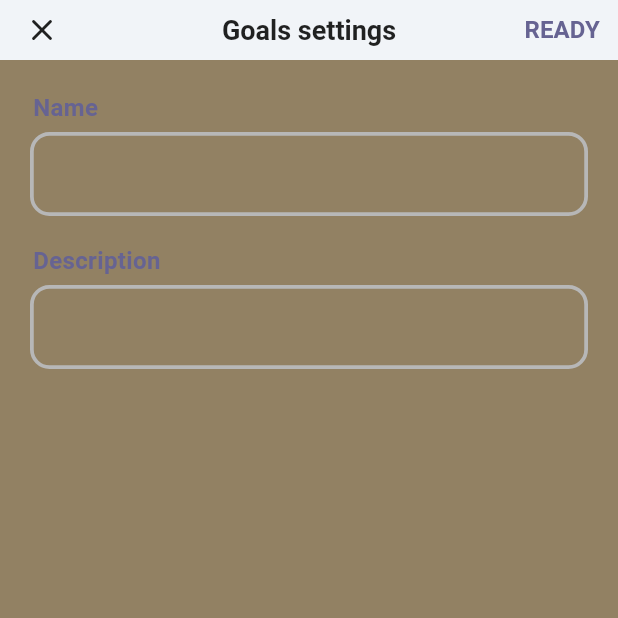
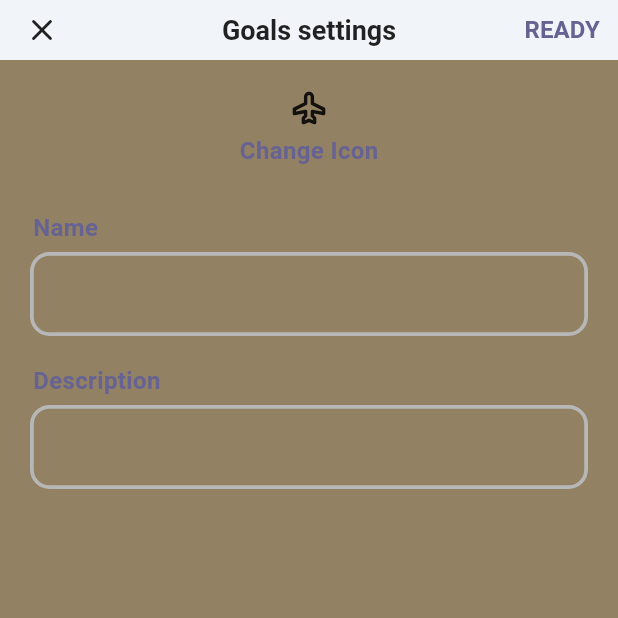
Before and after one commit to sankassio99/goals_tracker, a Flutter app: the GoalSettingsDialog screen opened directly, on a phone screen of 412 x 824 dp, the top half of it. Run offline on Flutter 3.47's test engine with Material 2 defaults, Android fonts, the phone set to English and light mode, and no system bars; our stand-ins replace get, percent_indicator, phosphor_flutter; Roboto replaces fonts that are missing (Poppins).

Commit message:
layout improvments

```diff
--- /dev/null
+++ b/lib/presentation/components/form_field_widget.dart
@@ -0,0 +1,59 @@
+import 'package:flutter/material.dart';
+
+class FormFieldWidget extends StatelessWidget {
+  final String label;
+  final TextEditingController controller;
+
+  const FormFieldWidget({
+    required this.label,
+    required this.controller,
+    super.key,
+  });
+
+  @override
+  Widget build(BuildContext context) {
+    return Column(
+      crossAxisAlignment: CrossAxisAlignment.start,
+      children: [
+        Padding(
+          padding: const EdgeInsets.fromLTRB(2, 0, 0, 5),
+          child: Text(
+            label,
+            style: TextStyle(
+                fontSize: 16,
+                fontWeight: FontWeight.bold,
+                color: Theme.of(context).colorScheme.onSecondary),
+          ),
+        ),
+        TextField(
+          controller: controller,
+          decoration: InputDecoration(
+            focusedBorder: OutlineInputBorder(
+              borderSide: BorderSide(
+                color: Theme.of(context).colorScheme.onSecondary,
+                width: 2.5,
+              ),
+              borderRadius: const BorderRadius.all(
+                Radius.circular(13.0),
+              ),
+            ),
+            enabledBorder: OutlineInputBorder(
+              borderSide: BorderSide(
+                color: Theme.of(context).colorScheme.onBackground,
+                width: 2.5,
+              ),
+              borderRadius: const BorderRadius.all(
+                Radius.circular(13.0),
+              ),
+            ),
+          ),
+          style: TextStyle(
+            color: Theme.of(context).colorScheme.primary,
+            fontSize: 16,
+            fontWeight: FontWeight.w800,
+          ),
+        ),
+      ],
+    );
+  }
+}
--- a/lib/presentation/components/icon_picker_dialog.dart
+++ b/lib/presentation/components/icon_picker_dialog.dart
@@ -20,15 +20,12 @@ class IconPickerDialog extends StatelessWidget {
           builder: (BuildContext context) => PickerDialog(
                 currentIcon: currentIcon.value,
               )),
-      child: Padding(
-        padding: const EdgeInsetsDirectional.fromSTEB(0, 0, 10, 10),
       child: Obx(
         () => Icon(
           key: const Key("goalIcon"),
           currentIcon.value,
           color: Colors.black87,
           size: 24,
-          ),
         ),
       ),
     );
--- a/lib/presentation/components/tasks_widget.dart
+++ b/lib/presentation/components/tasks_widget.dart
@@ -26,7 +26,7 @@ class TasksWidget extends StatelessWidget {
                   index,
                   Dismissible(
                     key: Key(index.toString()),
-                    onDismissed: (_) => print("deleted"),
+                    onDismissed: (_) {},
                     child: CheckboxListTile(
                       title: Focus(
                         onFocusChange: (value) {
--- a/lib/presentation/pages/main_goal_page_widget.dart
+++ b/lib/presentation/pages/main_goal_page_widget.dart
@@ -1,6 +1,8 @@
 import 'package:flutter/material.dart';
 import 'package:get/get.dart';
+import 'package:goals_tracker/presentation/components/form_field_widget.dart';
 import 'package:goals_tracker/presentation/components/header_goal_widget.dart';
+import 'package:goals_tracker/presentation/components/icon_picker_dialog.dart';
 import 'package:goals_tracker/presentation/components/my_app_bar.dart';
 import 'package:goals_tracker/presentation/components/tasks_widget.dart';
 import 'package:goals_tracker/presentation/controllers/main_goal_controller.dart';
@@ -117,6 +119,25 @@ class GoalSettingsDialog extends StatelessWidget {
             mainAxisAlignment: MainAxisAlignment.center,
             crossAxisAlignment: CrossAxisAlignment.start,
             children: [
+              SizedBox(
+                height: 80,
+                width: double.infinity,
+                child: Column(children: [
+                  IconPickerDialog(
+                    currentIcon: PhosphorIcons.bold.airplane.obs,
+                  ),
+                  const SizedBox(
+                    height: 5,
+                  ),
+                  Text(
+                    "Change Icon",
+                    style: TextStyle(
+                        fontSize: 16,
+                        fontWeight: FontWeight.bold,
+                        color: Theme.of(context).colorScheme.onSecondary),
+                  ),
+                ]),
+              ),
               FormFieldWidget(
                 label: "Name",
                 controller: TextEditingController(text: ""),
@@ -135,61 +156,3 @@ class GoalSettingsDialog extends StatelessWidget {
     );
   }
 }
-
-class FormFieldWidget extends StatelessWidget {
-  final String label;
-  final TextEditingController controller;
-
-  const FormFieldWidget({
-    required this.label,
-    required this.controller,
-    super.key,
-  });
-
-  @override
-  Widget build(BuildContext context) {
-    return Column(
-      crossAxisAlignment: CrossAxisAlignment.start,
-      children: [
-        Padding(
-          padding: const EdgeInsets.fromLTRB(2, 0, 0, 5),
-          child: Text(
-            label,
-            style: TextStyle(
-                fontSize: 16,
-                fontWeight: FontWeight.bold,
-                color: Theme.of(context).colorScheme.onSecondary),
-          ),
-        ),
-        TextField(
-          controller: controller,
-          decoration: InputDecoration(
-            focusedBorder: OutlineInputBorder(
-              borderSide: BorderSide(
-                color: Theme.of(context).colorScheme.onSecondary,
-                width: 2.5,
-              ),
-              borderRadius: const BorderRadius.all(
-                Radius.circular(13.0),
-              ),
-            ),
-            enabledBorder: OutlineInputBorder(
-              borderSide: BorderSide(
-                color: Theme.of(context).colorScheme.onBackground,
-                width: 2.5,
-              ),
-              borderRadius: const BorderRadius.all(
-                Radius.circular(13.0),
-              ),
-            ),
-          ),
-          style: TextStyle(
-            color: Theme.of(context).colorScheme.primary,
-            fontSize: 16,
-            fontWeight: FontWeight.w800,
-          ),
-        ),
-      ],
-    );
-  }
-}
```
Lines whose indentation alone changed are shown as unchanged.
